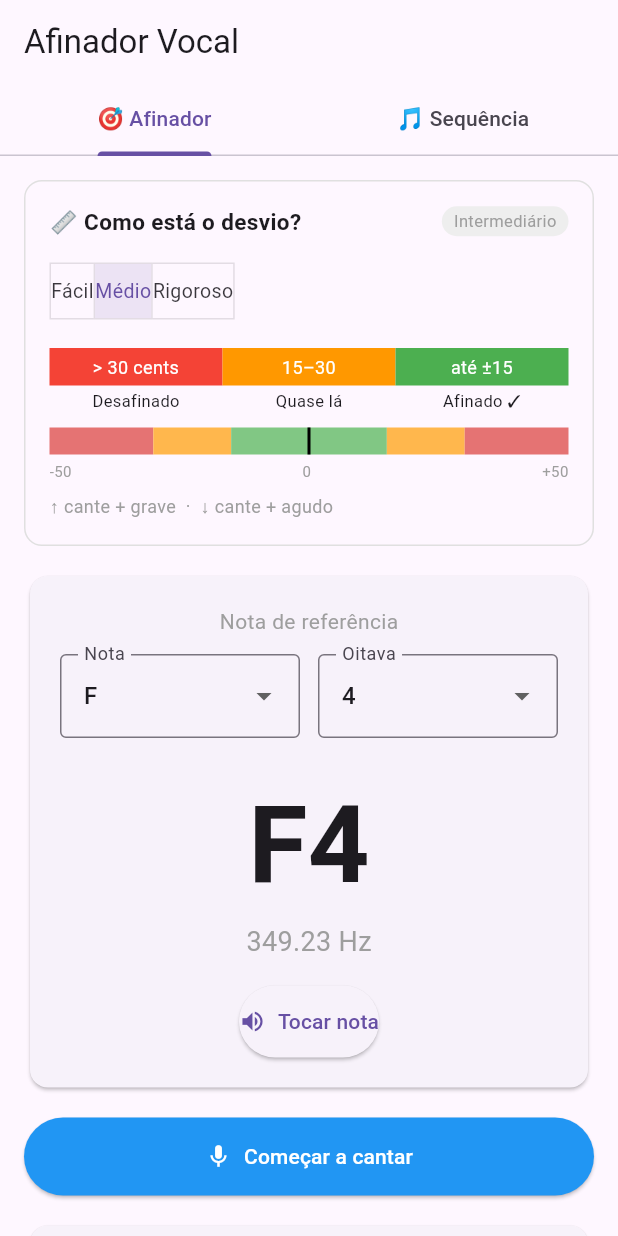
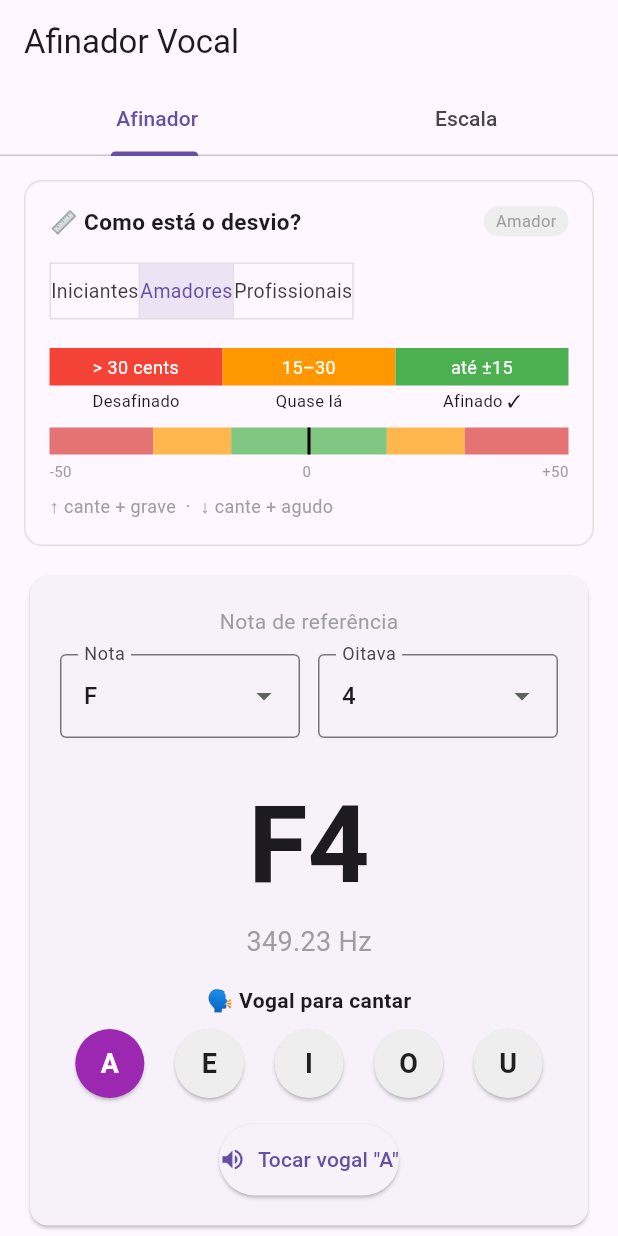
Before and after one commit to hilton1987/afinador-vocal, a Flutter app: the screen it shows after launch, on a phone screen of 412 x 824 dp. Run offline on Flutter 3.47's test engine with Material 3 defaults, Android fonts, the phone set to English and light mode, and no system bars; our stand-ins replace web; missing offline and left inert: dart:js_interop; statements that could not run were skipped.

Commit message:
feat: vogal no afinador + escala + novos níveis

```diff
--- a/lib/main.dart
+++ b/lib/main.dart
@@ -15,10 +15,19 @@ const List<String> vogais = ['A', 'E', 'I', 'O', 'U'];
 
 const List<int> registrosVocais = [1, 2, 3, 4, 5, 6];
 
+// Formantes para síntese de vogal (F1, F2, F3 em Hz)
+const Map<String, List<double>> formantes = {
+  'A': [730, 1090, 2440],
+  'E': [530, 1840, 2480],
+  'I': [270, 2290, 3010],
+  'O': [570, 840, 2410],
+  'U': [300, 870, 2240],
+};
+
 enum Dificuldade {
-  facil('Fácil', 25, 50, 'Iniciante'),
-  medio('Médio', 15, 30, 'Intermediário'),
-  rigoroso('Rigoroso', 5, 15, 'Profissional');
+  iniciante('Iniciantes', 25, 50, 'Iniciante'),
+  amador('Amadores', 15, 30, 'Amador'),
+  profissional('Profissionais', 5, 15, 'Profissional');
 
   final String nome;
   final int verde;
@@ -44,7 +53,7 @@ final Map<String, Map<String, SequenciaDef>> _categorias = {
     'Eólio (Menor Natural)': const SequenciaDef('Eólio', [0, 2, 3, 5, 7, 8, 10, 12]),
     'Lócrio': const SequenciaDef('Lócrio', [0, 1, 3, 5, 6, 8, 10, 12]),
   },
-  '🎶 Escalas Menores': {
+  ' Escalas Menores': {
     'Menor Harmônica': const SequenciaDef('Menor Harm.', [0, 2, 3, 5, 7, 8, 11, 12]),
     'Menor Melódica': const SequenciaDef('Menor Mel.', [0, 2, 3, 5, 7, 9, 11, 12]),
     'Menor Húngara': const SequenciaDef('Menor Húng.', [0, 2, 3, 6, 7, 8, 11, 12]),
@@ -65,7 +74,7 @@ final Map<String, Map<String, SequenciaDef>> _categorias = {
     'Napolitana Maior': const SequenciaDef('Nap. Maior', [0, 1, 3, 5, 7, 9, 11, 12]),
     'Napolitana Menor': const SequenciaDef('Nap. Menor', [0, 1, 3, 5, 7, 8, 10, 12]),
   },
-  '🔁 Simétricas': {
+  ' Simétricas': {
     'Tons Inteiros': const SequenciaDef('Tons Int.', [0, 2, 4, 6, 8, 10, 12]),
     'Cromática': const SequenciaDef('Cromática', [0, 1, 2, 3, 4, 5, 6, 7, 8, 9, 10, 11, 12]),
     'Diminuta (T/S)': const SequenciaDef('Dim. T/S', [0, 2, 3, 5, 6, 8, 9, 11, 12]),
@@ -160,8 +169,9 @@ class _AfinadorAppState extends State<AfinadorApp> {
   int _oitava = 4;
   String _notaAlvo = 'F4';
   double _freqAlvo = 349.23;
+  String _vogalAfinador = 'A'; // Vogal selecionada no afinador
 
-  Dificuldade _dificuldade = Dificuldade.medio;
+  Dificuldade _dificuldade = Dificuldade.amador;
 
   bool _ouvindo = false;
   double _freqCantada = 0;
@@ -192,7 +202,7 @@ class _AfinadorAppState extends State<AfinadorApp> {
 
   // Gravação
   web.MediaRecorder? _mediaRecorder;
-    web.MediaStreamAudioDestinationNode? _destinoGravacao;
+  web.MediaStreamAudioDestinationNode? _destinoGravacao;
   final List<web.Blob> _audioChunks = [];
   String? _audioUrl;
   bool _gravando = false;
@@ -308,24 +318,68 @@ class _AfinadorAppState extends State<AfinadorApp> {
     osc.stop(now + dur);
   }
 
+  // Síntese de vogal por formantes
+  void _tocarVogal(double freq, String vogal, {double dur = 1.5}) {
+    final ctx = _audioCtx!;
+    final now = ctx.currentTime;
+    final form = formantes[vogal]!;
+
+    // Oscilador principal (fonte sonora)
+    final osc = ctx.createOscillator();
+    osc.type = 'sawtooth';
+    osc.frequency.value = freq;
+
+    // 3 filtros bandpass para os formantes
+    final f1 = ctx.createBiquadFilter();
+    f1.type = 'bandpass';
+    f1.frequency.value = form[0];
+    f1.Q.value = 10;
+
+    final f2 = ctx.createBiquadFilter();
+    f2.type = 'bandpass';
+    f2.frequency.value = form[1];
+    f2.Q.value = 10;
+
+    final f3 = ctx.createBiquadFilter();
+    f3.type = 'bandpass';
+    f3.frequency.value = form[2];
+    f3.Q.value = 10;
+
+    // Gains para cada formante
+    final g1 = ctx.createGain();
+    g1.gain.value = 1.0;
+    final g2 = ctx.createGain();
+    g2.gain.value = 0.8;
+    final g3 = ctx.createGain();
+    g3.gain.value = 0.6;
+
+    // Gain master com envelope
+    final masterGain = ctx.createGain();
+    masterGain.gain.setValueAtTime(0, now);
+    masterGain.gain.linearRampToValueAtTime(0.25, now + 0.05);
+    masterGain.gain.setValueAtTime(0.25, now + dur - 0.1);
+    masterGain.gain.linearRampToValueAtTime(0, now + dur);
+
+    // Conectar: osc -> filtros -> gains -> master -> destino
+    osc.connect(f1);
+    osc.connect(f2);
+    osc.connect(f3);
+    f1.connect(g1);
+    f2.connect(g2);
+    f3.connect(g3);
+    g1.connect(masterGain);
+    g2.connect(masterGain);
+    g3.connect(masterGain);
+    masterGain.connect(ctx.destination);
+    if (_destinoGravacao != null) masterGain.connect(_destinoGravacao!);
+
+    osc.start(now);
+    osc.stop(now + dur);
+  }
+
   void _tocarNota() {
     _audioCtx ??= web.AudioContext();
-    final ctx = _audioCtx!;
-    final osc = ctx.createOscillator();
-    final gain = ctx.createGain();
-    osc.type = 'sine';
-    osc.frequency.value = _freqAlvo;
-    const duracao = 1.5;
-    final now = ctx.currentTime;
-    gain.gain.setValueAtTime(0, now);
-    gain.gain.linearRampToValueAtTime(0.35, now + 0.02);
-    gain.gain.setValueAtTime(0.35, now + duracao - 0.08);
-    gain.gain.linearRampToValueAtTime(0, now + duracao);
-    osc.connect(gain);
-    gain.connect(ctx.destination);
-    if (_destinoGravacao != null) gain.connect(_destinoGravacao!);
-    osc.start(now);
-    osc.stop(now + duracao);
+    _tocarVogal(_freqAlvo, _vogalAfinador);
   }
 
   // ---------- GRAVAÇÃO DO MIX (mic + notas) ----------
@@ -534,7 +588,8 @@ class _AfinadorAppState extends State<AfinadorApp> {
     _freqAlvo = n.freq;
     _notaAlvo = n.nome;
     final dur = 60000 / _bpm / 1000 * 0.8;
-    _tocarCue(n.freq, dur: dur);
+    final vogal = _vogalDaNota(i);
+    _tocarVogal(n.freq, vogal, dur: dur);
   }
 
   void _avaliarJanela(NotaSequencia alvo) {
@@ -735,7 +790,7 @@ class _AfinadorAppState extends State<AfinadorApp> {
           crossAxisAlignment: CrossAxisAlignment.start,
           children: [
             Row(children: [
-              const Text('📋 Notas da sequência',
+              const Text('📋 Notas da escala',
                   style: TextStyle(fontWeight: FontWeight.bold, fontSize: 15)),
               const Spacer(),
               Text('${seq.length} notas',
@@ -839,8 +894,8 @@ class _AfinadorAppState extends State<AfinadorApp> {
           appBar: AppBar(
             title: const Text('Afinador Vocal'),
             bottom: const TabBar(tabs: [
-              Tab(text: '🎯 Afinador'),
-              Tab(text: '🎵 Sequência'),
+              Tab(text: ' Afinador'),
+              Tab(text: ' Escala'),
             ]),
           ),
           body: TabBarView(children: [
@@ -909,10 +964,38 @@ class _AfinadorAppState extends State<AfinadorApp> {
                 Text('${_freqAlvo.toStringAsFixed(2)} Hz',
                     style: const TextStyle(fontSize: 18, color: Colors.grey)),
                 const SizedBox(height: 16),
+                const Text('🗣 Vogal para cantar',
+                    style: TextStyle(fontWeight: FontWeight.bold, fontSize: 14)),
+                const SizedBox(height: 8),
+                Row(children: [
+                  for (final v in vogais)
+                    Expanded(
+                      child: Padding(
+                        padding: const EdgeInsets.symmetric(horizontal: 4),
+                        child: ElevatedButton(
+                          onPressed: () => setState(() => _vogalAfinador = v),
+                          style: ElevatedButton.styleFrom(
+                            padding: const EdgeInsets.symmetric(vertical: 10),
+                            backgroundColor: _vogalAfinador == v
+                                ? Colors.purple
+                                : Colors.grey.shade200,
+                            foregroundColor: _vogalAfinador == v
+                                ? Colors.white
+                                : Colors.black87,
+                            shape: const CircleBorder(),
+                          ),
+                          child: Text(v,
+                              style: const TextStyle(
+                                  fontSize: 18, fontWeight: FontWeight.bold)),
+                        ),
+                      ),
+                    ),
+                ]),
+                const SizedBox(height: 16),
                 ElevatedButton.icon(
                   onPressed: _tocarNota,
                   icon: const Icon(Icons.volume_up),
-                  label: const Text('Tocar nota'),
+                  label: Text('Tocar vogal "${_vogalAfinador}"'),
                   style: ElevatedButton.styleFrom(
                       padding: const EdgeInsets.symmetric(vertical: 14)),
                 ),
@@ -978,7 +1061,7 @@ class _AfinadorAppState extends State<AfinadorApp> {
             child: Padding(
               padding: const EdgeInsets.all(20),
               child: Column(children: [
-                const Text('Sequência de notas',
+                const Text('Escala de notas',
                     style: TextStyle(fontSize: 14, color: Colors.grey)),
                 const SizedBox(height: 12),
                 _buildDropdownEscalas(emProgresso),
@@ -1033,7 +1116,7 @@ class _AfinadorAppState extends State<AfinadorApp> {
                     ),
                 ]),
                 const SizedBox(height: 4),
-                Text('A sequência começa em $_notaRaiz no registro $_registroVocal',
+                Text('A escala começa em $_notaRaiz no registro $_registroVocal',
                     style: const TextStyle(fontSize: 11, color: Colors.grey)),
                 const SizedBox(height: 16),
 
@@ -1166,7 +1249,7 @@ class _AfinadorAppState extends State<AfinadorApp> {
                 ElevatedButton.icon(
                   onPressed: emProgresso ? null : _ouvirSequencia,
                   icon: const Icon(Icons.headphones),
-                  label: const Text('🎧 Ouvir sequência'),
+                  label: const Text('🎧 Ouvir escala'),
                   style: ElevatedButton.styleFrom(
                     padding: const EdgeInsets.symmetric(vertical: 14),
                     backgroundColor: Colors.teal,
@@ -1180,7 +1263,7 @@ class _AfinadorAppState extends State<AfinadorApp> {
                   icon: Icon(emProgresso ? Icons.stop : Icons.mic),
                   label: Text(emProgresso
                       ? 'Parar'
-                      : '🎤 Validar sequência'),
+                      : '🎤 Validar escala'),
                   style: ElevatedButton.styleFrom(
                     padding: const EdgeInsets.symmetric(vertical: 16),
                     backgroundColor: emProgresso ? Colors.red : Colors.blue,
@@ -1253,7 +1336,7 @@ class _AfinadorAppState extends State<AfinadorApp> {
                     Column(children: [
                       const Icon(Icons.headphones, color: Colors.teal, size: 48),
                       const SizedBox(height: 8),
-                      const Text('Ouvindo sequência...',
+                      const Text('Ouvindo escala...',
                           style: TextStyle(
                               fontSize: 18, fontWeight: FontWeight.bold)),
                       Text(
@@ -1272,7 +1355,7 @@ class _AfinadorAppState extends State<AfinadorApp> {
                     const Column(children: [
                       Icon(Icons.check_circle, color: Colors.green, size: 48),
                       SizedBox(height: 8),
-                      Text('Sequência concluída!',
+                      Text('Escala concluída!',
                           style: TextStyle(
                               fontSize: 18, fontWeight: FontWeight.bold)),
                     ]),
```
